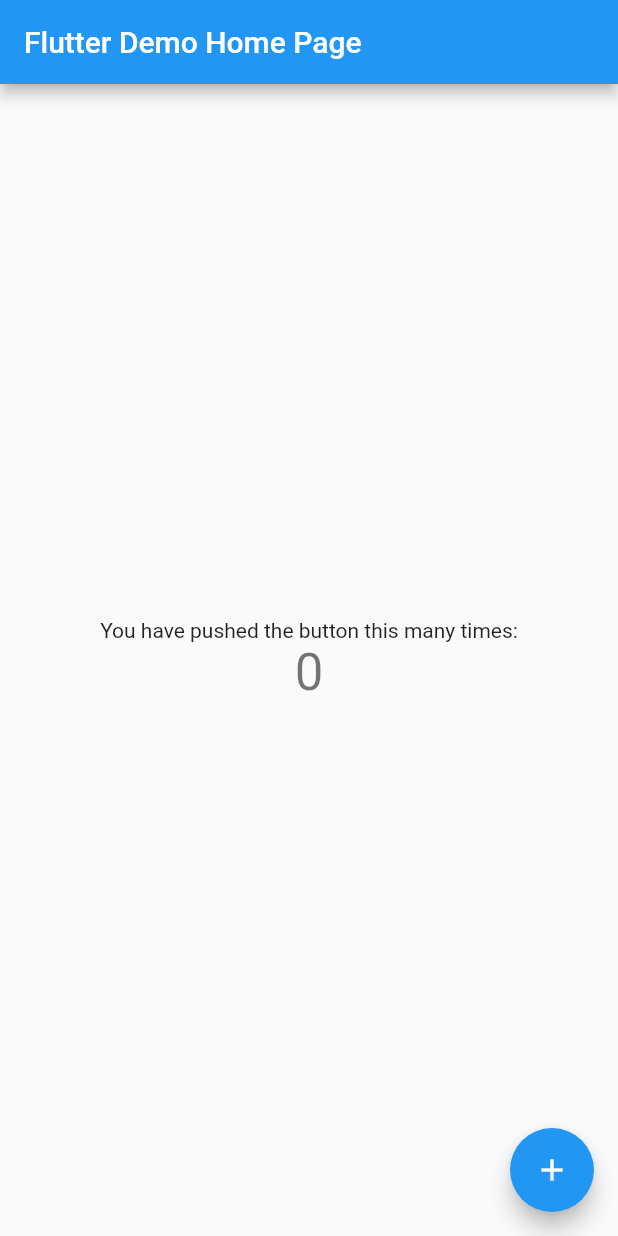
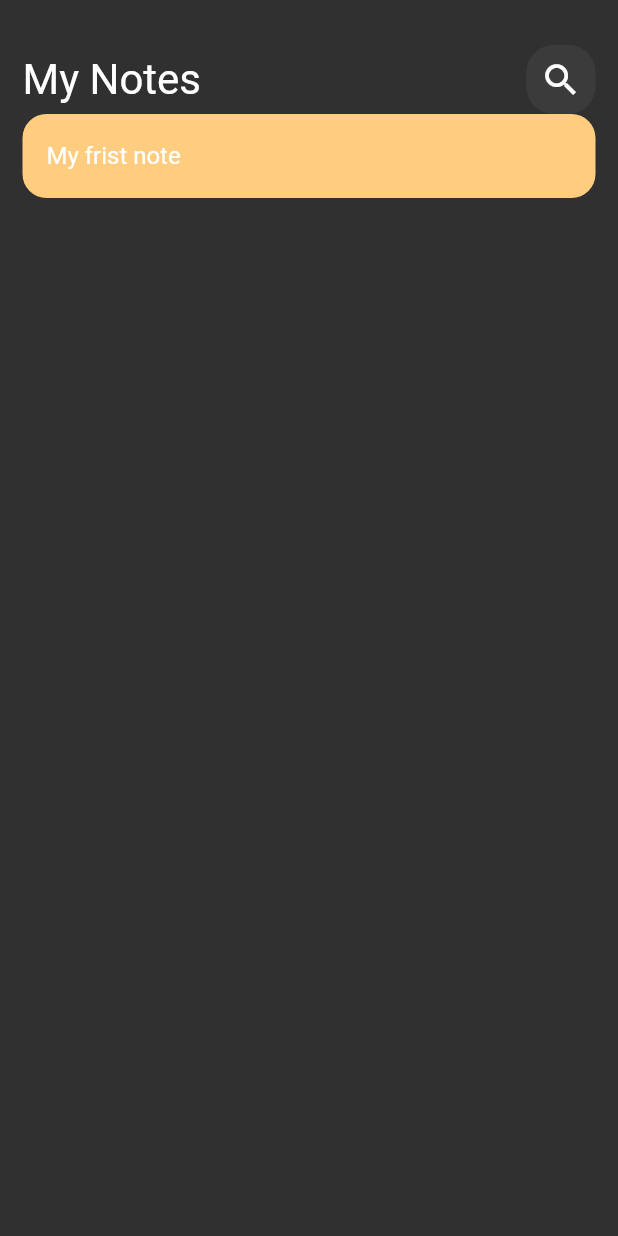
Before and after one commit to islam-diab/MyNotes, a Flutter app: the screen it shows after launch, on a phone screen of 412 x 824 dp. Run offline on Flutter 3.47's test engine with Material 2 defaults, Android fonts, the phone set to English and light mode, and no system bars.

Commit message:
custom app bar

```diff
--- a/lib/main.dart
+++ b/lib/main.dart
@@ -1,115 +1,19 @@
 import 'package:flutter/material.dart';
+import 'package:my_notes/view/notes_view.dart';
 
 void main() {
-  runApp(const MyApp());
+  runApp(const MyNotes());
 }
 
-class MyApp extends StatelessWidget {
-  const MyApp({super.key});
+class MyNotes extends StatelessWidget {
+  const MyNotes({super.key});
 
   // This widget is the root of your application.
   @override
   Widget build(BuildContext context) {
     return MaterialApp(
-      title: 'Flutter Demo',
-      theme: ThemeData(
-        // This is the theme of your application.
-        //
-        // Try running your application with "flutter run". You'll see the
-        // application has a blue toolbar. Then, without quitting the app, try
-        // changing the primarySwatch below to Colors.green and then invoke
-        // "hot reload" (press "r" in the console where you ran "flutter run",
-        // or simply save your changes to "hot reload" in a Flutter IDE).
-        // Notice that the counter didn't reset back to zero; the application
-        // is not restarted.
-        primarySwatch: Colors.blue,
-      ),
-      home: const MyHomePage(title: 'Flutter Demo Home Page'),
+      theme: ThemeData(brightness: Brightness.dark),
+      home: const NotesView(),
     );
   }
 }
-
-class MyHomePage extends StatefulWidget {
-  const MyHomePage({super.key, required this.title});
-
-  // This widget is the home page of your application. It is stateful, meaning
-  // that it has a State object (defined below) that contains fields that affect
-  // how it looks.
-
-  // This class is the configuration for the state. It holds the values (in this
-  // case the title) provided by the parent (in this case the App widget) and
-  // used by the build method of the State. Fields in a Widget subclass are
-  // always marked "final".
-
-  final String title;
-
-  @override
-  State<MyHomePage> createState() => _MyHomePageState();
-}
-
-class _MyHomePageState extends State<MyHomePage> {
-  int _counter = 0;
-
-  void _incrementCounter() {
-    setState(() {
-      // This call to setState tells the Flutter framework that something has
-      // changed in this State, which causes it to rerun the build method below
-      // so that the display can reflect the updated values. If we changed
-      // _counter without calling setState(), then the build method would not be
-      // called again, and so nothing would appear to happen.
-      _counter++;
-    });
-  }
-
-  @override
-  Widget build(BuildContext context) {
-    // This method is rerun every time setState is called, for instance as done
-    // by the _incrementCounter method above.
-    //
-    // The Flutter framework has been optimized to make rerunning build methods
-    // fast, so that you can just rebuild anything that needs updating rather
-    // than having to individually change instances of widgets.
-    return Scaffold(
-      appBar: AppBar(
-        // Here we take the value from the MyHomePage object that was created by
-        // the App.build method, and use it to set our appbar title.
-        title: Text(widget.title),
-      ),
-      body: Center(
-        // Center is a layout widget. It takes a single child and positions it
-        // in the middle of the parent.
-        child: Column(
-          // Column is also a layout widget. It takes a list of children and
-          // arranges them vertically. By default, it sizes itself to fit its
-          // children horizontally, and tries to be as tall as its parent.
-          //
-          // Invoke "debug painting" (press "p" in the console, choose the
-          // "Toggle Debug Paint" action from the Flutter Inspector in Android
-          // Studio, or the "Toggle Debug Paint" command in Visual Studio Code)
-          // to see the wireframe for each widget.
-          //
-          // Column has various properties to control how it sizes itself and
-          // how it positions its children. Here we use mainAxisAlignment to
-          // center the children vertically; the main axis here is the vertical
-          // axis because Columns are vertical (the cross axis would be
-          // horizontal).
-          mainAxisAlignment: MainAxisAlignment.center,
-          children: <Widget>[
-            const Text(
-              'You have pushed the button this many times:',
-            ),
-            Text(
-              '$_counter',
-              style: Theme.of(context).textTheme.headline4,
-            ),
-          ],
-        ),
-      ),
-      floatingActionButton: FloatingActionButton(
-        onPressed: _incrementCounter,
-        tooltip: 'Increment',
-        child: const Icon(Icons.add),
-      ), // This trailing comma makes auto-formatting nicer for build methods.
-    );
-  }
-}
--- /dev/null
+++ b/lib/view/notes_view.dart
@@ -0,0 +1,22 @@
+import 'package:flutter/material.dart';
+import 'package:my_notes/view/widget/custom_app_bar.dart';
+import 'package:my_notes/view/widget/notes_item.dart';
+
+class NotesView extends StatelessWidget {
+  const NotesView({Key? key}) : super(key: key);
+
+  @override
+  Widget build(BuildContext context) {
+    return Scaffold(
+      body: Padding(
+        padding: const EdgeInsets.only(top: 30, left: 15, right: 15),
+        child: Column(
+          children: const [
+            CustomAppBar(),
+            NotesItem(),
+          ],
+        ),
+      ),
+    );
+  }
+}
--- /dev/null
+++ b/lib/view/widget/custom_app_bar.dart
@@ -0,0 +1,20 @@
+import 'package:flutter/material.dart';
+import 'package:my_notes/view/widget/custom_icon.dart';
+
+class CustomAppBar extends StatelessWidget {
+  const CustomAppBar({Key? key}) : super(key: key);
+
+  @override
+  Widget build(BuildContext context) {
+    return Row(
+      mainAxisAlignment: MainAxisAlignment.spaceBetween,
+      children: const [
+        Text(
+          'My Notes',
+          style: TextStyle(fontSize: 28),
+        ),
+        CustomIcon(),
+      ],
+    );
+  }
+}
--- /dev/null
+++ b/lib/view/widget/custom_icon.dart
@@ -0,0 +1,21 @@
+import 'package:flutter/material.dart';
+
+class CustomIcon extends StatelessWidget {
+  const CustomIcon({Key? key}) : super(key: key);
+
+  @override
+  Widget build(BuildContext context) {
+    return Container(
+      height: 46,
+      width: 46,
+      decoration: BoxDecoration(
+        borderRadius: BorderRadius.circular(18),
+        color: Colors.white.withOpacity(.05),
+      ),
+      child: const Icon(
+        Icons.search,
+        size: 28,
+      ),
+    );
+  }
+}
--- /dev/null
+++ b/lib/view/widget/notes_item.dart
@@ -0,0 +1,17 @@
+import 'package:flutter/material.dart';
+
+class NotesItem extends StatelessWidget {
+  const NotesItem({Key? key}) : super(key: key);
+
+  @override
+  Widget build(BuildContext context) {
+    return Container(
+      decoration: BoxDecoration(
+          borderRadius: BorderRadius.circular(16),
+          color: const Color(0xffFFCC80)),
+      child: const ListTile(
+        title: Text('My frist note'),
+      ),
+    );
+  }
+}
```
Also changed, not shown: 1 other file.
